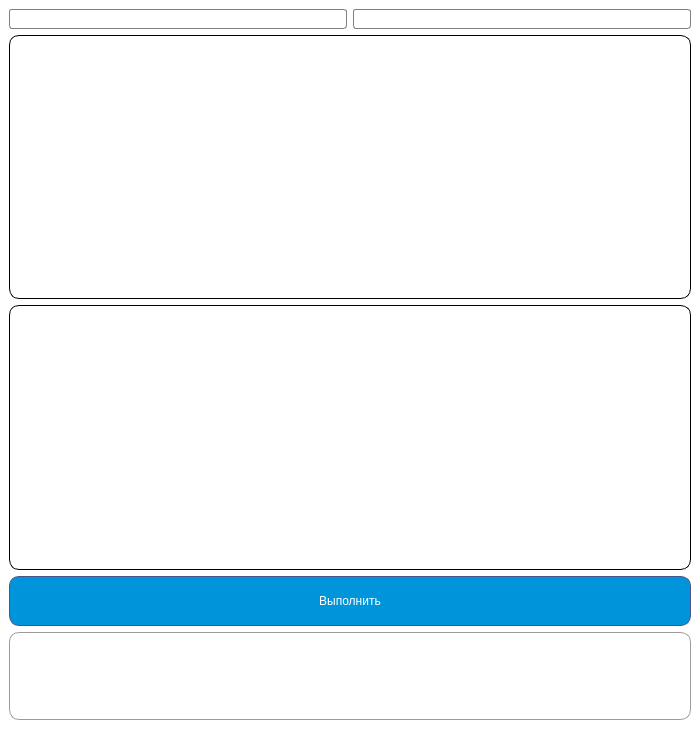
This is src/lib/ui/design/design.ui in ksieuk-education/system_reability_gui as Qt 5 draws it before an edit. The edited form follows.
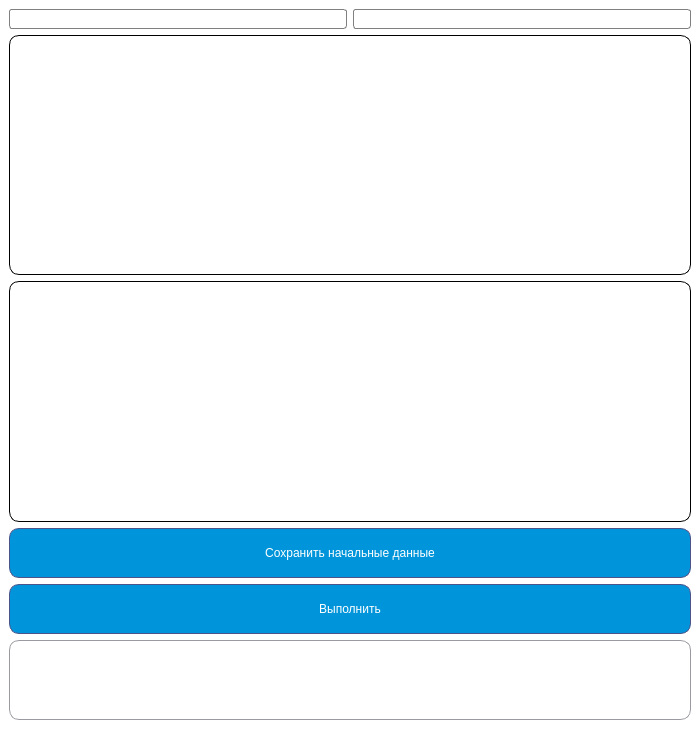
This is the edited form. Icons and pictures are not drawn.

Commit message: feat: add save button

The edit to the form file:
```diff
--- a/src/lib/ui/design/design.ui
+++ b/src/lib/ui/design/design.ui
@@ -98,7 +98,7 @@
 	background: none;
 }</string>
    </property>
-   <layout class="QVBoxLayout" name="verticalLayout" stretch="0,3,3,0,1,0">
+   <layout class="QVBoxLayout" name="verticalLayout" stretch="0,3,3,0,0,1,0">
     <item>
      <layout class="QHBoxLayout" name="horizontalLayout">
       <item>
@@ -298,6 +298,34 @@
       </property>
      </widget>
     </item>
+    <item>
+     <widget class="QPushButton" name="pb_save_input">
+      <property name="minimumSize">
+       <size>
+        <width>0</width>
+        <height>50</height>
+       </size>
+      </property>
+      <property name="styleSheet">
+       <string notr="true">QPushButton{
+	color: white;
+	border: 1px solid rgb(77, 83, 139);	
+	background-color:rgb(0,149,218);
+	border-radius: 10px;
+	font: 24px &quot;Fira Sans&quot;, sans-serif, center;
+}
+
+QPushButton:hover {
+	color: black;  
+	background-color: rgb(140, 200, 218);
+	font: 24px &quot;Fira Sans&quot;, sans-serif, center;
+}</string>
+      </property>
+      <property name="text">
+       <string>Сохранить начальные данные</string>
+      </property>
+     </widget>
+    </item>
     <item>
      <widget class="QPushButton" name="pb_calculate">
       <property name="sizePolicy">
```
